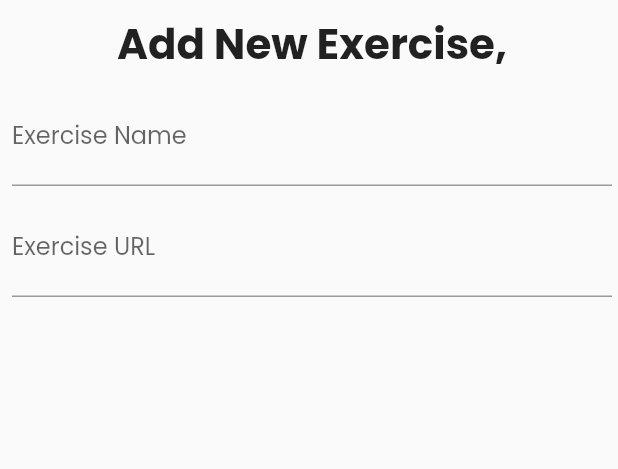
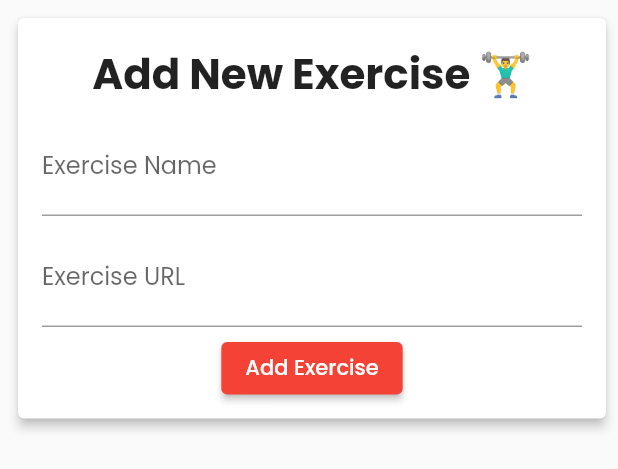
Before and after one commit to JohnnyNguyen01/riverpod_gym_app_web, a Flutter app: the NewExerciseForm widget shown alone on an empty page, opened directly, on a phone screen of 412 x 824 dp. Shown: the top 469 px of the screen. Run offline on Flutter 3.47's test engine with Material 2 defaults, Android fonts, the light colour scheme and no system bars; our stand-ins replace cached_network_image, cloud_firestore, equatable, firebase_auth, firebase_core, firebase_storage and 4 more; accounts and stored records are empty.

Commit message:
ui improvement

```diff
--- a/lib/presentation/screens/exercises/exercises_screen.dart
+++ b/lib/presentation/screens/exercises/exercises_screen.dart
@@ -16,7 +16,6 @@ class ExercisesScreen extends StatelessWidget {
         // mainAxisSize: MainAxisSize.max,
         children: [
           NavigationBar(),
-          Text('Hello'),
           NewExerciseForm(),
         ],
       ),
--- a/lib/presentation/screens/exercises/new_exercise_form.dart
+++ b/lib/presentation/screens/exercises/new_exercise_form.dart
@@ -17,12 +17,19 @@ class _NewExerciseFormState extends State<NewExerciseForm> {
       padding: const EdgeInsets.only(left: 8.0, top: 8.0),
       child: Container(
         width: 400,
+        decoration: BoxDecoration(
+          borderRadius: BorderRadius.circular(10),
+        ),
+        child: Card(
+          elevation: 3,
+          child: Padding(
+            padding: const EdgeInsets.all(16.0),
             child: Form(
               child: Column(
                 mainAxisSize: MainAxisSize.min,
                 children: [
                   Text(
-                'Add New Exercise,',
+                    'Add New Exercise 🏋️‍♂️',
                     style: const TextStyle(
                       fontWeight: FontWeight.bold,
                       fontSize: 28,
@@ -32,7 +39,11 @@ class _NewExerciseFormState extends State<NewExerciseForm> {
                   _buildExerciseNameTF(),
                   const SizedBox(height: 10),
                   _buildExerciseURLTF(),
+                  const SizedBox(height: 10),
+                  _buildSubmitButton(),
                 ],
+              ),
+            ),
           ),
         ),
       ),
@@ -61,6 +72,16 @@ class _NewExerciseFormState extends State<NewExerciseForm> {
     );
   }
 
+  Widget _buildSubmitButton() {
+    return Container(
+      height: 35,
+      child: ElevatedButton(
+        child: const Text('Add Exercise'),
+        onPressed: () {},
+      ),
+    );
+  }
+
   @override
   void dispose() {
     super.dispose();
```
Lines whose indentation alone changed are shown as unchanged.
